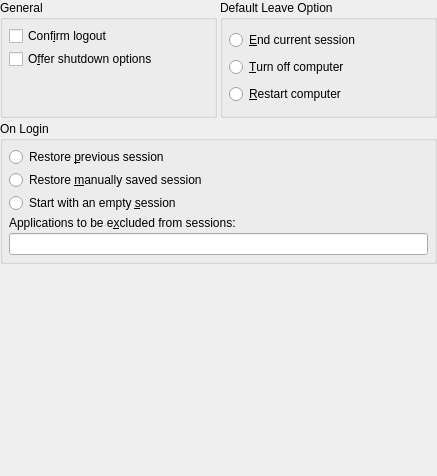
Before: the Qt Designer form ksmserver/kcm/smserverconfigdlg.ui in mgottschlag/kwin-tiling, drawn with Qt 5.
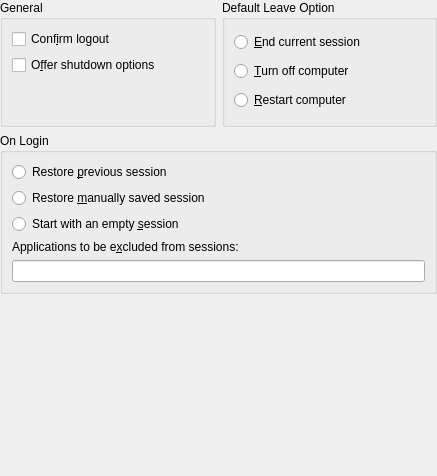
After: the same form once the commit is applied. Custom widgets are drawn as their Qt base class.

Patch:
```diff
--- a/ksmserver/kcm/smserverconfigdlg.ui
+++ b/ksmserver/kcm/smserverconfigdlg.ui
@@ -191,8 +191,6 @@
    </item>
   </layout>
  </widget>
- <layoutdefault spacing="3" margin="6" />
- <layoutfunction spacing="KDialog::spacingHint" margin="KDialog::marginHint" />
   <customwidgets>
   <customwidget>
    <class>KLineEdit</class>
```
